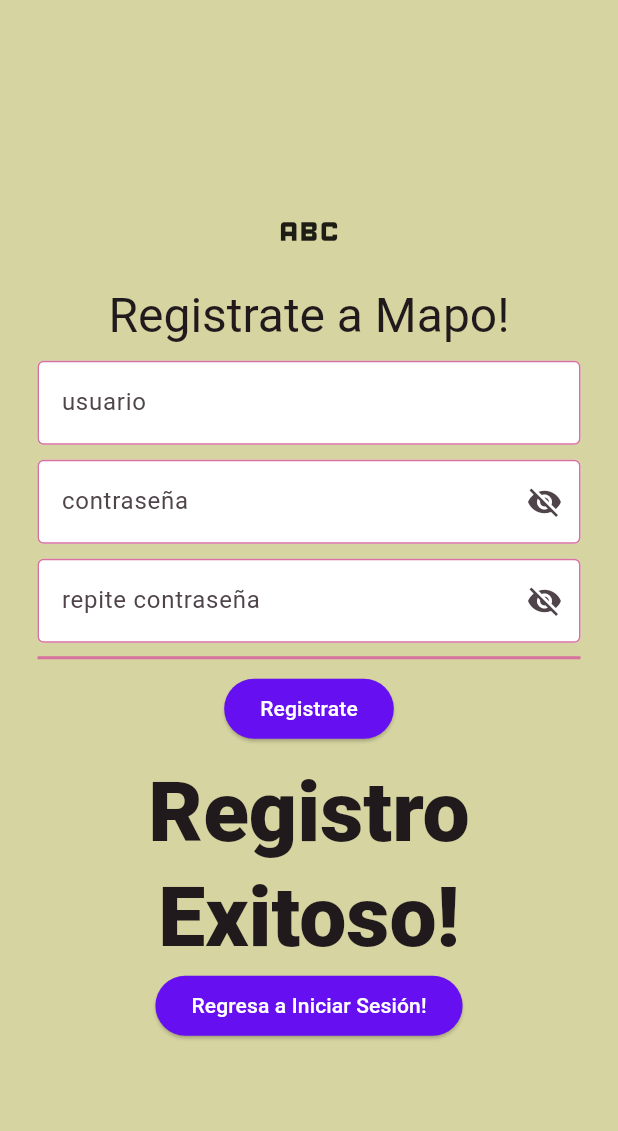
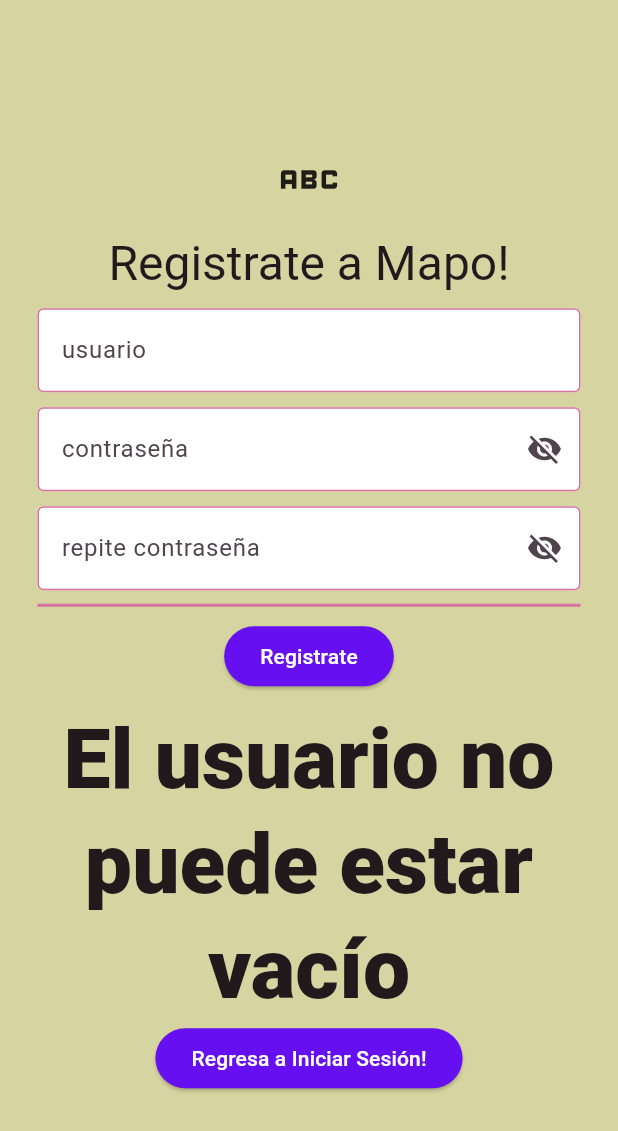
Before and after one commit to RemiH06/Mapo, a Flutter app: the SignupPage screen opened directly, after a tap on "Registrate", on a phone screen of 412 x 824 dp. Shown: the top 1131 px of the screen. Run offline on Flutter 3.47's test engine with Material 3 defaults, Android fonts, the phone set to English and light mode, and no system bars.

Commit message:
peuqeño ajuste. Ahora una contraseña tiene que tener mínimo 8 caracteres, un número y un caractér especial para ser válida. También evita que se registre un usuario si no se da un nombre de usuario

```diff
--- a/mapo_flutter/lib/pages/signup_page.dart
+++ b/mapo_flutter/lib/pages/signup_page.dart
@@ -14,19 +14,35 @@ class _SignupPageState extends State<SignupPage> {
   final passController = TextEditingController();
   final confirmController = TextEditingController();
 
+  bool passwordCheck (String pwd) {
+    final numRegex = RegExp(r'\d');
+    final specialRegex = RegExp(r'[!@#\$%^&*(),.?":{}|<>]');
+    return numRegex.hasMatch(pwd) && specialRegex.hasMatch(pwd);
+  }
+
   String _message = '';
 
-  void confirm_password() {
+  void confirmPassword() {
+    String user = userController.text.toLowerCase();
     String password = passController.text.trim();
     String pswd_2 = confirmController.text.trim();
 
-    if (password == pswd_2) {
+    if (user == '') {
       setState(() {
-        _message = 'Registro Exitoso!';
+        _message = 'El usuario no puede estar vacío';
+      });
+
+    } else if (!passwordCheck(password) || password.length < 8) {
+      setState(() {
+        _message = 'No cumples con los requerimientos de caracteres o de largo. Revísa tu contraseña de nuevo!';
+      });
+    } else if (password != pswd_2) {
+      setState(() {
+        _message = 'Las contraseñas no coinciden :(';
       });
     } else {
       setState(() {
-        _message = 'Las contraseñas no coinciden :(';
+        _message = 'Registro Exitoso!';
       });
     }
   }
@@ -45,7 +61,7 @@ class _SignupPageState extends State<SignupPage> {
         const SizedBox(height: 10),
         UserPass(controller: confirmController, field_indicator: 'repite contraseña', obscureText: true),
         Divider(height: 20, thickness: 2, color: Theme.of(context).colorScheme.primary, indent: 25, endIndent: 25,),
-        ElevatedButton(onPressed: confirm_password, child: const Text('Registrate')),
+        ElevatedButton(onPressed: confirmPassword, child: const Text('Registrate')),
         const SizedBox(height: 10,),
         MainTitles(text: _message),
         ElevatedButton(onPressed: () {
```
